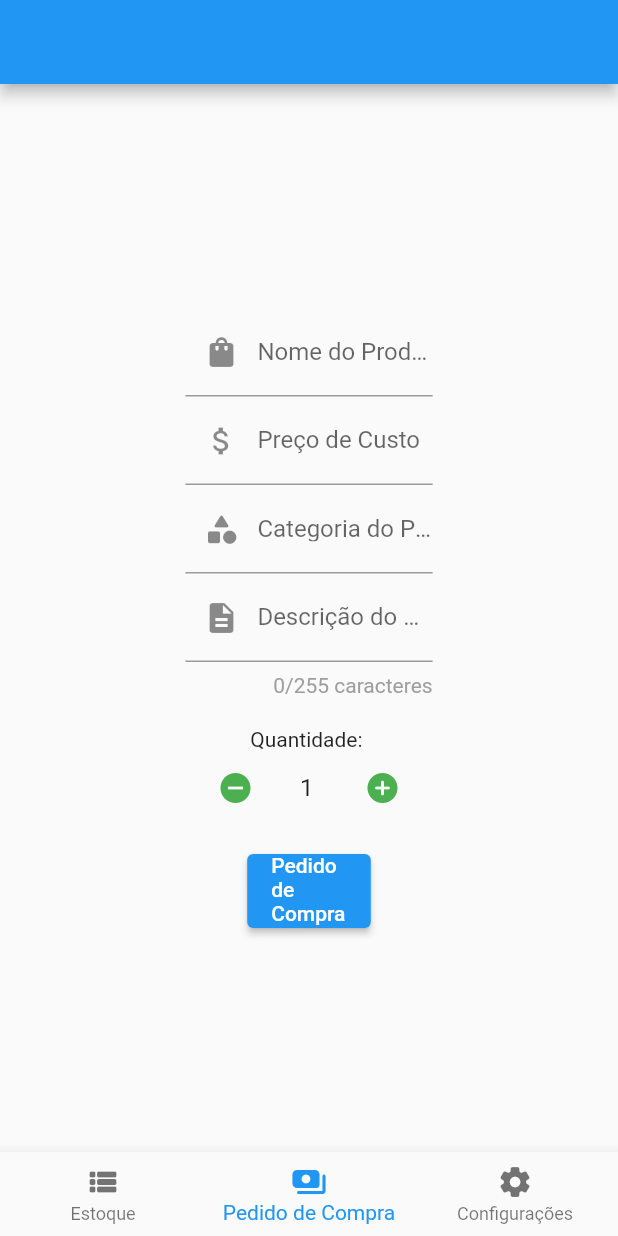
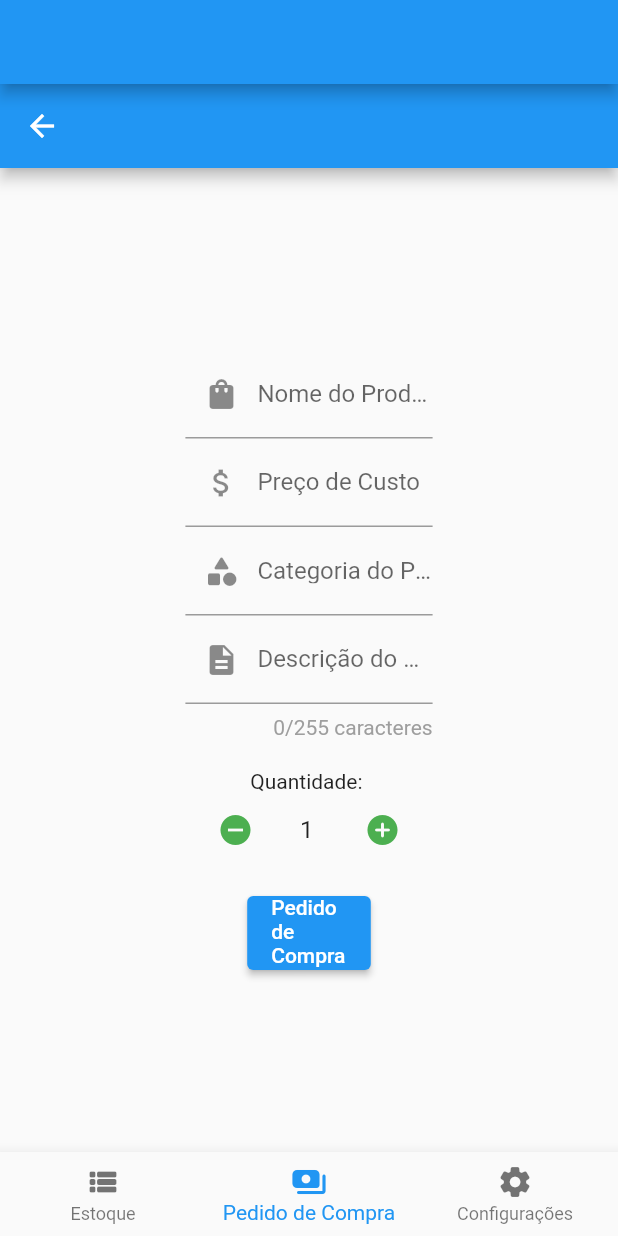
Before and after one commit to 912-Industries/StoreCheckoutSystemFront, a Flutter app: the MainPage screen opened directly, on a phone screen of 412 x 824 dp. Run offline on Flutter 3.47's test engine with Material 2 defaults, Android fonts, the phone set to English and light mode, and no system bars; our stand-ins replace currency_text_input_formatter, elegant_notification, settings_ui, shared_preferences; accounts and stored records are empty.

Commit message:
Refatoração Cadastro de Produto

```diff
--- a/lib/screens/home/pedido_compra/pedido_compra.dart
+++ b/lib/screens/home/pedido_compra/pedido_compra.dart
@@ -58,6 +58,14 @@ class _PedidoCompra extends State<PedidoCompraPage> {
   Widget build(BuildContext context) {
     return MaterialApp(
       home: Scaffold(
+        appBar: AppBar(
+          leading: IconButton(
+            icon: Icon(Icons.arrow_back),
+            onPressed: () {
+              Navigator.pop(context);
+            },
+          ),
+        ),
         body: SafeArea(
           child: Padding(
             padding: const EdgeInsets.symmetric(horizontal: 20),
```
Also changed, not shown: lib/screens/home/estoque_modal/estoque.dart (+20 -3 lines).
